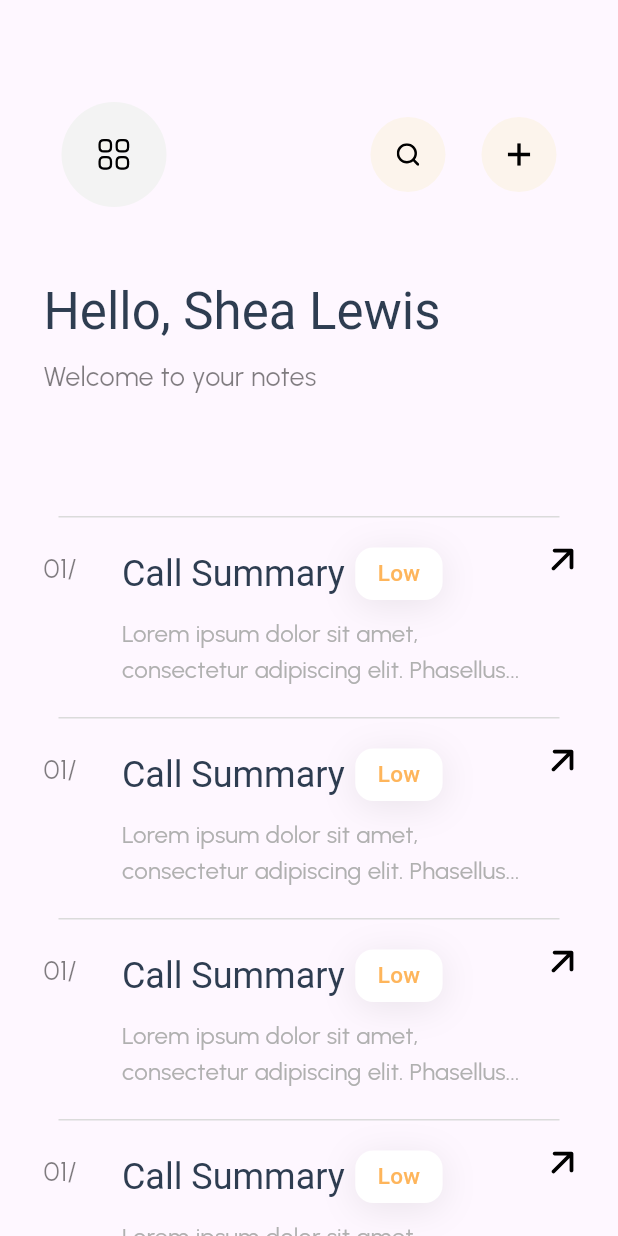
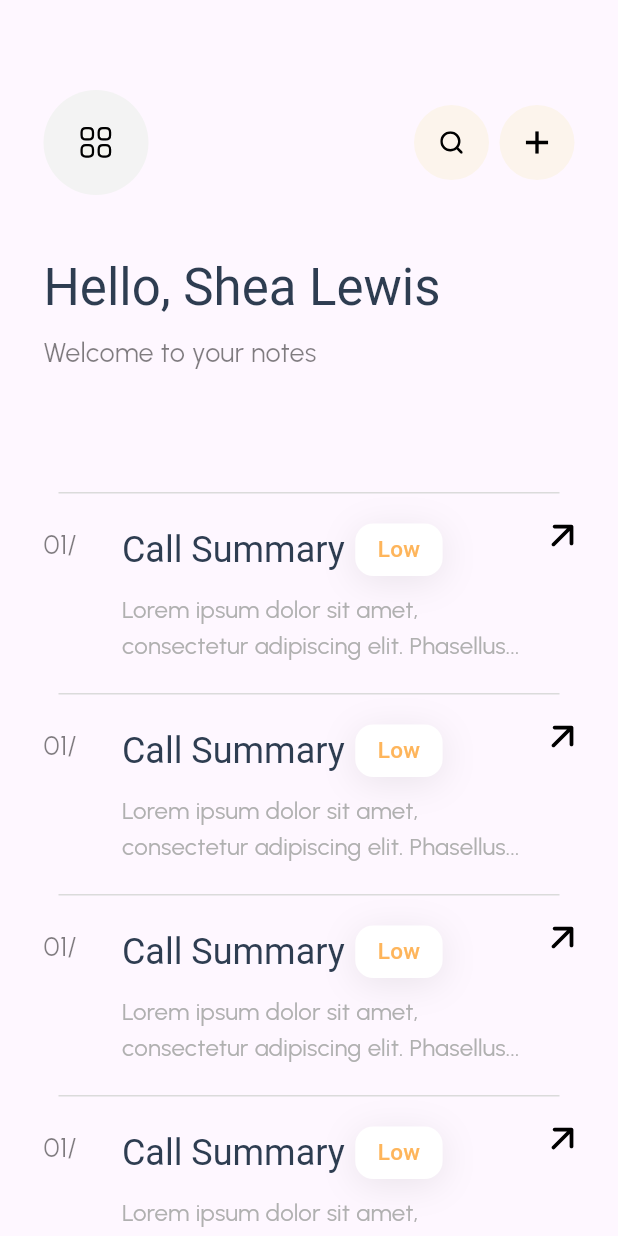
Before and after one commit to saqibsattar03/quixnote-app, a Flutter app: the NotesPage screen opened directly, on a phone screen of 412 x 824 dp. Run offline on Flutter 3.47's test engine with Material 2 defaults, Android fonts, the phone set to English and light mode, and no system bars; our stand-ins replace flutter_svg, shared_preferences, smooth_page_indicator; missing offline and left inert: otp_pin_field; accounts and stored records are empty; Roboto replaces fonts that are missing (urbanistSemiBold); project files that could hold a hidden picture were left out.

Commit message:
fixed ui issues

```diff
--- a/lib/src/components/notes/notes_page.dart
+++ b/lib/src/components/notes/notes_page.dart
@@ -32,7 +32,7 @@ class _NotesPageState extends State<NotesPage> {
     return Scaffold(
       key: _scaffoldKey,
       body: Padding(
-        padding: const EdgeInsets.fromLTRB(29, 60,29, 0),
+        padding: const EdgeInsets.fromLTRB(29, 60, 29, 0),
         child: Column(
           crossAxisAlignment: CrossAxisAlignment.start,
           children: [
@@ -55,13 +55,22 @@ class _NotesPageState extends State<NotesPage> {
                         AppNavigation.push(const SearchNotes());
                       },
                       color: AppColors.lightYellow,
-                        svg: SvgPicture.asset(AppImages.search)),
+                      svg: SvgPicture.asset(AppImages.search),
+                      height: 50,
+                      width: 50,
+                    ),
+                    const SizedBox(
+                      width: 7,
+                    ),
                     AppCircularButton(
                       onPressed: () {
                         AppNavigation.push(const ProfileInfo());
                       },
                       color: AppColors.lightYellow,
-                        svg: SvgPicture.asset(AppImages.plusIcon)),
+                      svg: SvgPicture.asset(AppImages.plusIcon),
+                      height: 50,
+                      width: 50,
+                    ),
                   ],
                 ),
               ],
--- a/lib/src/components/notes/search_notes.dart
+++ b/lib/src/components/notes/search_notes.dart
@@ -97,6 +97,8 @@ class SearchNotes extends StatelessWidget {
                     svg: SvgPicture.asset(
                       AppImages.filterIcon,
                     ),
+                    height: 50,
+                    width: 50,
                   )
                 ],
               ),
--- a/lib/src/widgets/app_circular_button.dart
+++ b/lib/src/widgets/app_circular_button.dart
@@ -1,43 +1,34 @@
 import 'package:flutter/material.dart';
 
-
 class AppCircularButton extends StatelessWidget {
-  const AppCircularButton(
-      {super.key,
-      required this.onPressed,
-      required this.color,
-      required this.svg,
-      this.height,
-      this.width});
+  const AppCircularButton({
+    super.key,
+    required this.onPressed,
+    required this.color,
+    required this.svg,
+    required this.width,
+    required this.height,
+  });
 
   final Function() onPressed;
   final Color color;
   final Widget svg;
-  final double? height;
-  final double? width;
+  final double width;
+  final double height;
 
   @override
   Widget build(BuildContext context) {
     return TextButton(
       onPressed: onPressed,
-      style: ButtonStyle(
-        shape: MaterialStateProperty.all<OutlinedBorder>(
-          const CircleBorder(),
-        ),
+      style: TextButton.styleFrom(
+        backgroundColor: color,
+        shape: const CircleBorder(),
+        minimumSize: Size(height, width),
+        padding: const EdgeInsets.all(8.0),
+        alignment: Alignment.center,
+        tapTargetSize: MaterialTapTargetSize.shrinkWrap,
       ),
-      child: Ink(
-        decoration: ShapeDecoration(
-          color: color,
-          shape: const CircleBorder(),
-        ),
-        child: SizedBox(
-          width: width ?? 50, // Adjust this value as needed
-          height: height ?? 50, // Adjust this value as needed
-          child: Center(
-            child: svg,
-          ),
-        ),
-      ),
+      child: svg,
     );
   }
 }
```
Lines whose indentation alone changed are shown as unchanged.
